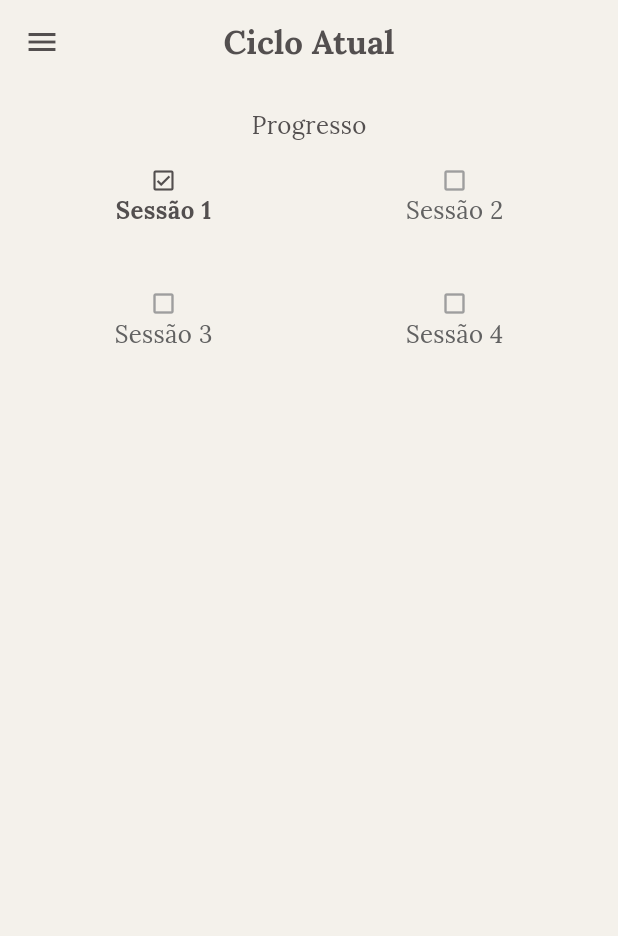
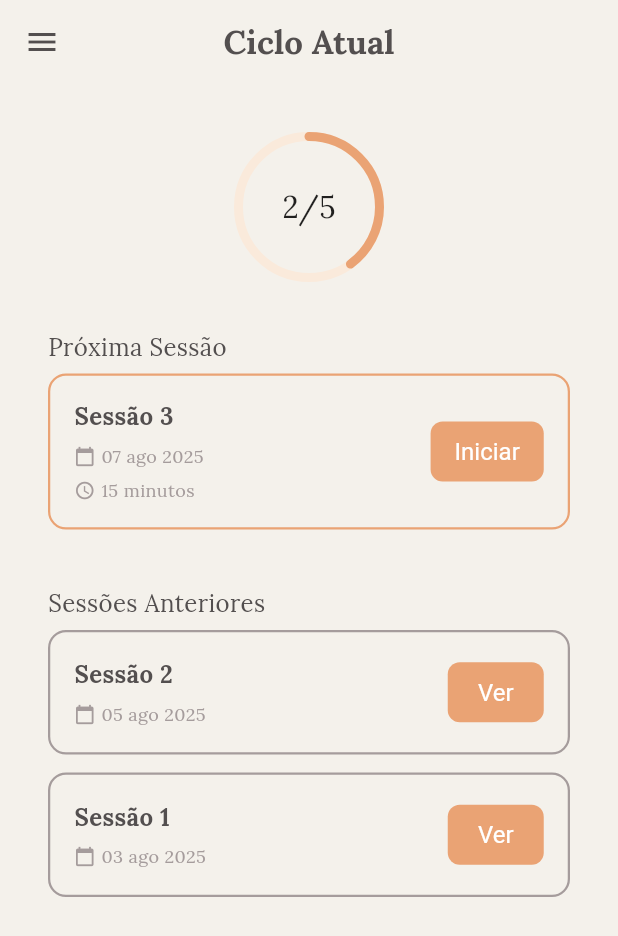
Before and after one commit to lucaseneiva/structured-writing-protocol, a Flutter app: the HomePage screen opened directly, on a phone screen of 412 x 824 dp. Shown: the top 936 px of the screen. Run offline on Flutter 3.47's test engine with Material 3 defaults, Android fonts, the phone set to English and light mode, and no system bars; our stand-ins replace flutter_riverpod, google_fonts.

Commit message:
home page layout experimentation

```diff
--- a/lib/main.dart
+++ b/lib/main.dart
@@ -1,6 +1,8 @@
 import 'package:flutter/material.dart';
 import 'package:flutter_riverpod/flutter_riverpod.dart';
 import 'package:structured_writing_protocol/presentation/home_page.dart';
+import 'package:structured_writing_protocol/presentation/session_note_view.dart';
+
 import 'package:structured_writing_protocol/theme/app_theme.dart';
 void main() {
   runApp((const ProviderScope(child: MyApp())));
@@ -15,7 +17,7 @@ class MyApp extends StatelessWidget {
     return MaterialApp(
       title: 'Flutter Demo',
       theme: customTheme,
-      home: HomePage(),
+      home: SessionNoteView(sessionNumber: 5, controller: TextEditingController(), cycleName: 'Meus Medos', content: "aaaaaaaaa aaaaaaaaaaaa aaaaaaaaaaaa aaaaaaaaaaaaaaaaaa aaaaaaaaaaaa aaaaaaaaa aaaaaaaaa aaaaaaaaa aaaaaaaaa"),
       debugShowCheckedModeBanner: false,
     );
   }
--- a/lib/presentation/home_page.dart
+++ b/lib/presentation/home_page.dart
@@ -2,6 +2,10 @@ import 'package:flutter/material.dart';
 import 'package:flutter_riverpod/flutter_riverpod.dart';
 import '../providers.dart'; // Nosso arquivo de providers
 import 'package:structured_writing_protocol/presentation/widgets/sessions_progress_card.dart';
+import 'package:structured_writing_protocol/presentation/widgets/start_next_session.dart';
+import 'package:structured_writing_protocol/presentation/widgets/previous_sessions_section.dart';
+import 'package:structured_writing_protocol/presentation/widgets/circular_progress_text.dart';
+import 'package:structured_writing_protocol/presentation/widgets/session_card.dart';
 
 // Usamos ConsumerWidget para poder "ouvir" os providers.
 class HomePage extends ConsumerWidget {
@@ -13,27 +17,30 @@ class HomePage extends ConsumerWidget {
     final cycles = ref.watch(cycleListProvider);
 
     return Scaffold(
-      appBar: AppBar(
-        centerTitle: true,
-        title: const Text("Ciclo Atual"),
-
-      ),
+      appBar: AppBar(centerTitle: true, title: const Text("Ciclo Atual")),
       drawer: Drawer(
-        child: Column( // Adicionado para estrutura
+        child: Column(
+          // Adicionado para estrutura
           children: [
             // Você pode adicionar outros widgets aqui se quiser
             Padding(
               padding: const EdgeInsets.all(8.0),
-              child: Text("Total de ciclos: ${cycles.length}", style: Theme.of(context).textTheme.headlineSmall),
+              child: Text(
+                "Total de ciclos: ${cycles.length}",
+                style: Theme.of(context).textTheme.headlineSmall,
+              ),
             ),
-            Expanded( // <-- A MÁGICA ACONTECE AQUI
+            Expanded(
+              // <-- A MÁGICA ACONTECE AQUI
               child: ListView.builder(
                 itemCount: cycles.length,
                 itemBuilder: (context, index) {
                   final cycle = cycles[index];
                   return ListTile(
                     title: Text("Ciclo #${index + 1}"), // Título mais claro
-                    trailing: Text("${cycle.sessions.length} / 5 sessões"), // Mostra o progresso
+                    trailing: Text(
+                      "${cycle.sessions.length} / 5 sessões",
+                    ), // Mostra o progresso
                   );
                 },
               ),
@@ -41,7 +48,49 @@ class HomePage extends ConsumerWidget {
           ],
         ),
       ),
-      body: Column(children: [SessionsProgressCard(totalNumberOfSessions: 4, currentSession: 1)],),
+      body: Padding(
+        padding: const EdgeInsets.all(32.0),
+        child: Column(
+          children: [
+            Center(child: CircularProgressText(completed: 2, total: 5)),
+            SizedBox(height: 32),
+            Column(
+              crossAxisAlignment: CrossAxisAlignment.start,
+              children: [
+                Text("Próxima Sessão"),
+                SessionCard(
+                  sessionNumber: 3,
+                  dateFormatted: "07 ago 2025",
+                  isNext: true,
+                  onPressed: () => {},
+                ),
+
+                const SizedBox(height: 32),
+
+                Text("Sessões Anteriores"),
+                ListView(
+                  shrinkWrap: true,
+                  physics: NeverScrollableScrollPhysics(),
+                  children: [
+                    SessionCard(
+                      sessionNumber: 2,
+                      dateFormatted: "05 ago 2025",
+                      isNext: false,
+                      onPressed: () => {},
+                    ),
+                    SessionCard(
+                      sessionNumber: 1,
+                      dateFormatted: "03 ago 2025",
+                      isNext: false,
+                      onPressed: () => {},
+                    ),
+                  ],
+                ),
+              ],
+            ),
+          ],
+        ),
+      ),
     );
   }
 }
--- /dev/null
+++ b/lib/presentation/widgets/circular_progress_text.dart
@@ -0,0 +1,78 @@
+import 'package:flutter/material.dart';
+import 'dart:math';
+import 'package:structured_writing_protocol/theme/app_colors.dart';
+
+class CircularProgressText extends StatelessWidget {
+  final int completed;
+  final int total;
+
+  const CircularProgressText({
+    Key? key,
+    required this.completed,
+    required this.total,
+  }) : super(key: key);
+
+  @override
+  Widget build(BuildContext context) {
+    final double progress = completed / total;
+
+    return CustomPaint(
+      painter: _CircleProgressPainter(progress),
+      child: SizedBox(
+        width: 100,
+        height: 100,
+        child: Center(
+          child: Text(
+            '$completed/$total',
+            style: TextStyle(
+              fontSize: 20,
+              color: Colors.black87,
+            ),
+          ),
+        ),
+      ),
+    );
+  }
+}
+
+class _CircleProgressPainter extends CustomPainter {
+  final double progress;
+
+  _CircleProgressPainter(this.progress);
+
+  @override
+  void paint(Canvas canvas, Size size) {
+    final strokeWidth = 6.0;
+    final radius = (size.width - strokeWidth) / 2;
+    final center = Offset(size.width / 2, size.height / 2);
+
+    final backgroundPaint = Paint()
+      ..color = AppColors.lightToastedPeach
+      ..strokeWidth = strokeWidth
+      ..style = PaintingStyle.stroke;
+
+    final foregroundPaint = Paint()
+      ..color = AppColors.toastedPeach
+      ..strokeWidth = strokeWidth
+      ..style = PaintingStyle.stroke
+      ..strokeCap = StrokeCap.round;
+
+    // fundo
+    canvas.drawCircle(center, radius, backgroundPaint);
+
+    // progresso
+    final sweepAngle = 2 * pi * progress;
+    canvas.drawArc(
+      Rect.fromCircle(center: center, radius: radius),
+      -pi / 2, // começa do topo
+      sweepAngle,
+      false,
+      foregroundPaint,
+    );
+  }
+
+  @override
+  bool shouldRepaint(covariant _CircleProgressPainter oldDelegate) {
+    return oldDelegate.progress != progress;
+  }
+}
--- /dev/null
+++ b/lib/presentation/widgets/session_card.dart
@@ -0,0 +1,92 @@
+import 'package:flutter/material.dart';
+import 'package:structured_writing_protocol/theme/app_colors.dart';
+class SessionCard extends StatelessWidget {
+  final int sessionNumber;
+  final String dateFormatted; // ex: "07 ago 2025"
+  final bool isNext;
+  final VoidCallback onPressed;
+
+  const SessionCard({
+    Key? key,
+    required this.sessionNumber,
+    required this.dateFormatted,
+    required this.isNext,
+    required this.onPressed,
+  }) : super(key: key);
+
+  @override
+  Widget build(BuildContext context) {
+    final borderColor = isNext ? AppColors.toastedPeach : AppColors.mauveGray;
+
+    return Container(
+      margin: const EdgeInsets.symmetric(vertical: 6),
+      padding: const EdgeInsets.all(16),
+      decoration: BoxDecoration(
+        color: AppColors.vanillaMonlight,
+        border: Border.all(color: borderColor, width: 1.5),
+        borderRadius: BorderRadius.circular(12),
+      ),
+      child: Row(
+        mainAxisAlignment: MainAxisAlignment.spaceBetween,
+        children: [
+          // Esquerda
+          Column(
+            crossAxisAlignment: CrossAxisAlignment.start,
+            children: [
+              Text(
+                "Sessão $sessionNumber",
+                style: TextStyle(
+                  fontWeight: FontWeight.bold,
+                  color: AppColors.velvetCharcoal,
+                ),
+              ),
+              const SizedBox(height: 6),
+              Row(
+                children: [
+                  const Icon(Icons.calendar_today, size: 14, color: AppColors.mauveGray),
+                  const SizedBox(width: 4),
+                  Text(
+                    dateFormatted,
+                    style: const TextStyle(
+                      fontSize: 12,
+                      color: AppColors.mauveGray,
+                    ),
+                  ),
+                ],
+              ),
+              if (isNext) ...[
+                const SizedBox(height: 6),
+                Row(
+                  children: [
+                    const Icon(Icons.access_time, size: 14, color: AppColors.mauveGray),
+                    const SizedBox(width: 4),
+                    const Text(
+                      "15 minutos",
+                      style: TextStyle(
+                        fontSize: 12,
+                        color: AppColors.mauveGray,
+                      ),
+                    ),
+                  ],
+                ),
+              ],
+            ],
+          ),
+
+          // Direita - Botão
+          ElevatedButton(
+            onPressed: onPressed,
+            style: ElevatedButton.styleFrom(
+              backgroundColor: AppColors.toastedPeach,
+              foregroundColor: Colors.white,
+              padding: const EdgeInsets.symmetric(horizontal: 16, vertical: 8),
+              shape: RoundedRectangleBorder(borderRadius: BorderRadius.circular(8)),
+              elevation: 0,
+            ),
+            child: Text(isNext ? "Iniciar" : "Ver"),
+          ),
+        ],
+      ),
+    );
+  }
+}
--- a/lib/theme/app_colors.dart
+++ b/lib/theme/app_colors.dart
@@ -3,8 +3,11 @@ import 'package:flutter/material.dart';
 class AppColors {
   static const Color toastedPeach = Color(0xFFEAA374);
 
+  static const Color lightToastedPeach = Color(0xFFFAEADB);
+
   static const Color vanillaMonlight = Color(0xFFF4F1EB);
 
   static const Color velvetCharcoal = Color(0xFF534F4F);
 
+  static const Color mauveGray = Color(0xFFA59C9C);
 }
```
Also changed, not shown: lib/presentation/session_note_view.dart (added, +135 -0 lines), lib/presentation/widgets/previous_sessions_section.dart (added, +57 -0 lines), lib/presentation/widgets/start_next_session.dart (added, +63 -0 lines).
